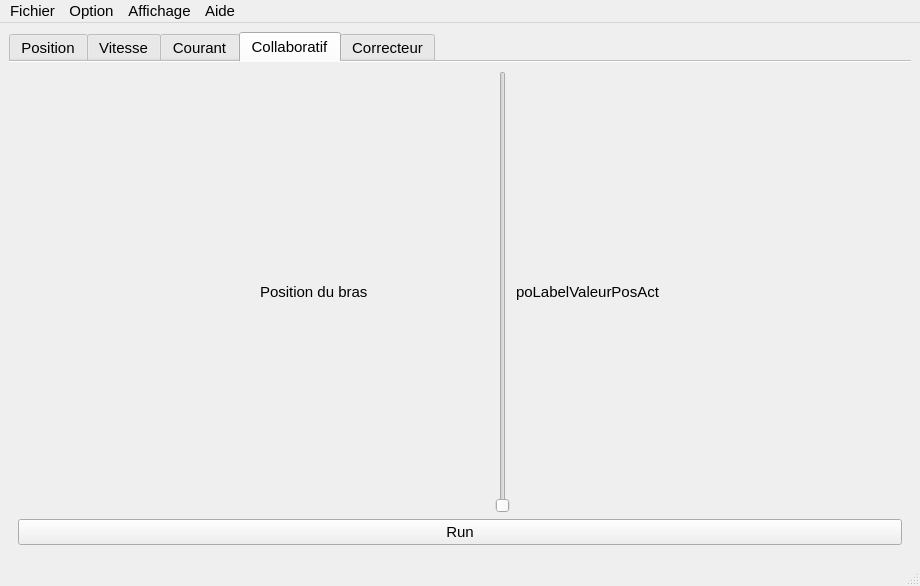
Qt form interface.ui (MascarPun/Logiciel_projet_long_commande_collaborative) before a commit.
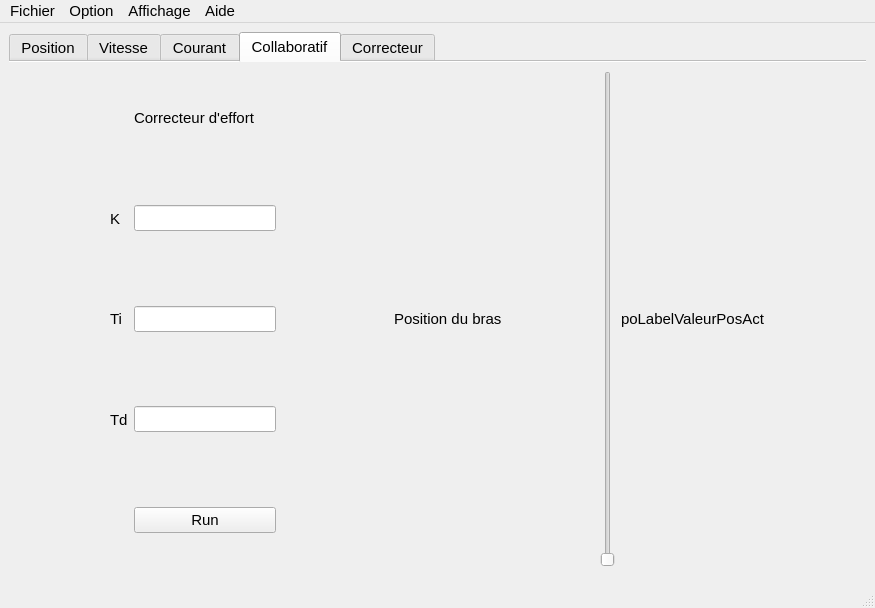
The same form after that commit. The open tabs and pages were chosen to show the change.

Commit message: modif interface collaboration

What changed in the file:
```diff
--- a/interface.ui
+++ b/interface.ui
@@ -6,8 +6,8 @@
    <rect>
     <x>0</x>
     <y>0</y>
-    <width>920</width>
-    <height>586</height>
+    <width>875</width>
+    <height>608</height>
    </rect>
   </property>
   <property name="font">
@@ -23,7 +23,7 @@
   </property>
   <widget class="QWidget" name="centralwidget">
    <layout class="QGridLayout" name="gridLayout_2">
-    <item row="0" column="1">
+    <item row="0" column="0">
      <widget class="QTabWidget" name="tabs">
       <property name="font">
        <font>
@@ -990,71 +990,139 @@
        <attribute name="title">
         <string>Collaboratif</string>
        </attribute>
-       <layout class="QVBoxLayout" name="verticalLayout">
-        <item>
-         <layout class="QHBoxLayout" name="horizontalLayout">
-          <item>
-           <spacer name="horizontalSpacer">
+       <layout class="QGridLayout" name="gridLayout_5">
+        <item row="1" column="4">
+         <spacer name="verticalSpacer_14">
             <property name="orientation">
-             <enum>Qt::Horizontal</enum>
+           <enum>Qt::Vertical</enum>
             </property>
             <property name="sizeHint" stdset="0">
              <size>
-              <width>40</width>
-              <height>20</height>
+            <width>20</width>
+            <height>40</height>
              </size>
             </property>
            </spacer>
           </item>
-          <item>
-           <spacer name="horizontalSpacer_4">
+        <item row="3" column="2">
+         <widget class="QLineEdit" name="lineEdit_3"/>
+        </item>
+        <item row="3" column="1">
+         <widget class="QLabel" name="label_55">
+          <property name="text">
+           <string>Td</string>
+          </property>
+         </widget>
+        </item>
+        <item row="2" column="2">
+         <widget class="QLineEdit" name="lineEdit_2"/>
+        </item>
+        <item row="2" column="4">
+         <spacer name="verticalSpacer_15">
             <property name="orientation">
-             <enum>Qt::Horizontal</enum>
+           <enum>Qt::Vertical</enum>
             </property>
             <property name="sizeHint" stdset="0">
              <size>
-              <width>40</width>
-              <height>20</height>
+            <width>20</width>
+            <height>40</height>
              </size>
             </property>
            </spacer>
           </item>
-          <item>
-           <widget class="QLabel" name="label_31">
-            <property name="text">
-             <string>Position du bras</string>
-            </property>
-           </widget>
-          </item>
-          <item>
-           <spacer name="horizontalSpacer_3">
+        <item row="0" column="4">
+         <spacer name="verticalSpacer_16">
             <property name="orientation">
-             <enum>Qt::Horizontal</enum>
+           <enum>Qt::Vertical</enum>
             </property>
             <property name="sizeHint" stdset="0">
              <size>
-              <width>40</width>
-              <height>20</height>
+            <width>20</width>
+            <height>40</height>
              </size>
             </property>
            </spacer>
           </item>
-          <item>
+        <item row="4" column="2">
+         <widget class="QPushButton" name="run_col">
+          <property name="text">
+           <string>Run</string>
+          </property>
+         </widget>
+        </item>
+        <item row="0" column="8" rowspan="5">
            <widget class="QSlider" name="Slider_col">
             <property name="orientation">
              <enum>Qt::Vertical</enum>
             </property>
            </widget>
           </item>
-          <item>
+        <item row="2" column="9">
            <widget class="QLabel" name="poLabelValeurPosAct_col">
             <property name="text">
              <string>poLabelValeurPosAct</string>
             </property>
            </widget>
           </item>
-          <item>
-           <spacer name="horizontalSpacer_5">
+        <item row="3" column="4">
+         <spacer name="verticalSpacer_23">
+          <property name="orientation">
+           <enum>Qt::Vertical</enum>
+          </property>
+          <property name="sizeHint" stdset="0">
+           <size>
+            <width>20</width>
+            <height>40</height>
+           </size>
+          </property>
+         </spacer>
+        </item>
+        <item row="2" column="6">
+         <widget class="QLabel" name="label_31">
+          <property name="text">
+           <string>Position du bras</string>
+          </property>
+         </widget>
+        </item>
+        <item row="4" column="4">
+         <spacer name="verticalSpacer_22">
+          <property name="orientation">
+           <enum>Qt::Vertical</enum>
+          </property>
+          <property name="sizeHint" stdset="0">
+           <size>
+            <width>20</width>
+            <height>40</height>
+           </size>
+          </property>
+         </spacer>
+        </item>
+        <item row="1" column="2">
+         <widget class="QLineEdit" name="lineEdit"/>
+        </item>
+        <item row="1" column="1">
+         <widget class="QLabel" name="label_39">
+          <property name="text">
+           <string>K</string>
+          </property>
+         </widget>
+        </item>
+        <item row="2" column="1">
+         <widget class="QLabel" name="label_40">
+          <property name="text">
+           <string>Ti</string>
+          </property>
+         </widget>
+        </item>
+        <item row="0" column="2">
+         <widget class="QLabel" name="label_56">
+          <property name="text">
+           <string>Correcteur d'effort</string>
+          </property>
+         </widget>
+        </item>
+        <item row="2" column="7">
+         <spacer name="horizontalSpacer">
             <property name="orientation">
              <enum>Qt::Horizontal</enum>
             </property>
@@ -1066,7 +1134,7 @@
             </property>
            </spacer>
           </item>
-          <item>
+        <item row="2" column="0">
            <spacer name="horizontalSpacer_2">
             <property name="orientation">
              <enum>Qt::Horizontal</enum>
@@ -1079,14 +1147,31 @@
             </property>
            </spacer>
           </item>
-         </layout>
+        <item row="2" column="10">
+         <spacer name="horizontalSpacer_4">
+          <property name="orientation">
+           <enum>Qt::Horizontal</enum>
+          </property>
+          <property name="sizeHint" stdset="0">
+           <size>
+            <width>40</width>
+            <height>20</height>
+           </size>
+          </property>
+         </spacer>
         </item>
-        <item>
-         <widget class="QPushButton" name="run_col">
-          <property name="text">
-           <string>Run</string>
+        <item row="2" column="5">
+         <spacer name="horizontalSpacer_3">
+          <property name="orientation">
+           <enum>Qt::Horizontal</enum>
           </property>
-         </widget>
+          <property name="sizeHint" stdset="0">
+           <size>
+            <width>40</width>
+            <height>20</height>
+           </size>
+          </property>
+         </spacer>
         </item>
        </layout>
       </widget>
@@ -1455,7 +1540,7 @@
     <rect>
      <x>0</x>
      <y>0</y>
-     <width>920</width>
+     <width>875</width>
      <height>21</height>
     </rect>
    </property>
```
Left out of the diff: 4 changed lines with no effect on the pictures. Lines whose indentation alone changed are shown as unchanged.
